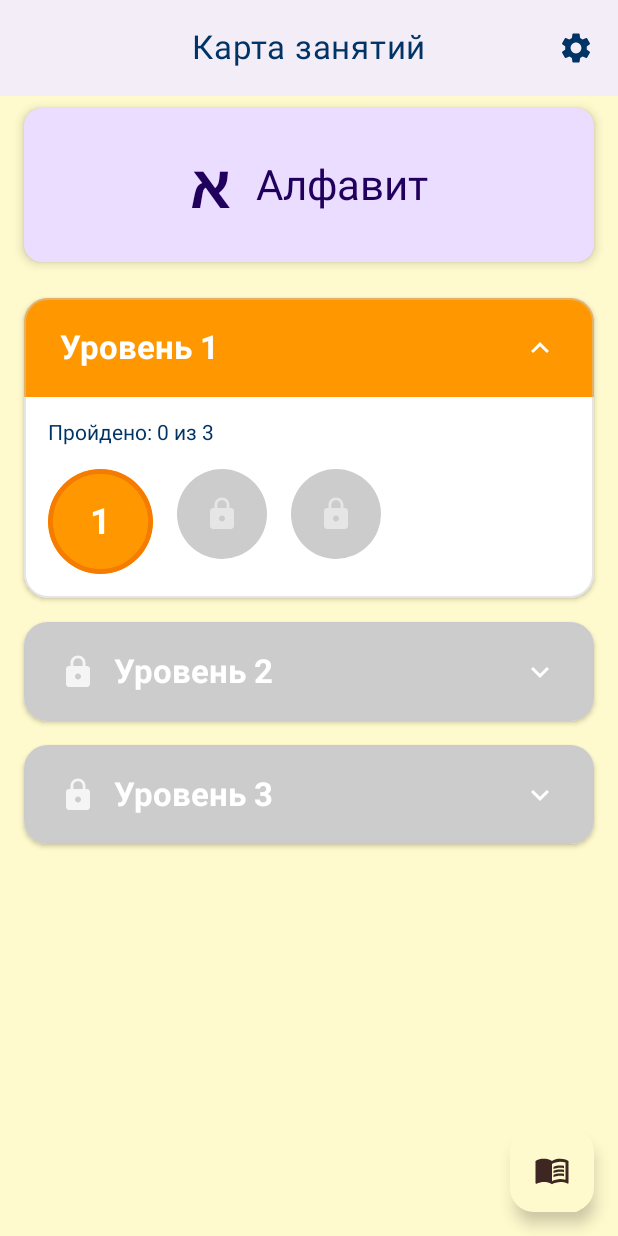
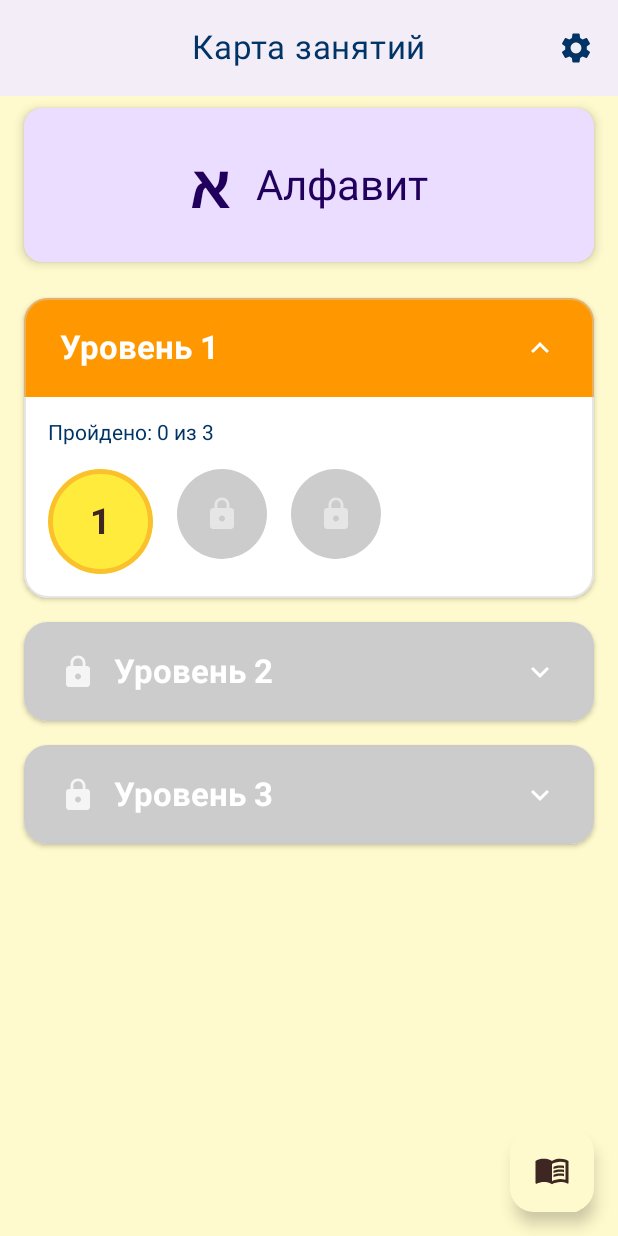
Before and after one commit to vladimirpanonopm/CardPuzzleApp, an Android app built with Jetpack Compose: the screen it shows after launch (MainActivity), on a phone screen of 412 x 824 dp. Run offline under Robolectric (Android 15) with nearby library versions, the phone set to English and light mode, and no system bars; our stand-ins replace Dagger/Hilt's generated code.

Commit message:
внедрил мотивацию по цвету

```diff
--- a/app/src/main/java/com/example/cardpuzzleapp/LevelMapModels.kt
+++ b/app/src/main/java/com/example/cardpuzzleapp/LevelMapModels.kt
@@ -1,30 +1,23 @@
 package com.example.cardpuzzleapp
 
-import java.util.UUID
-
 enum class RoundStatus {
-    LOCKED,     // Серый замок (нельзя нажать)
-    ACTIVE,     // Желтый пульсирующий (текущая цель)
-    COMPLETED   // Зеленый (можно повторить)
+    LOCKED,       // Серый (Закрыто)
+    ACTIVE,       // Желтый (Текущая цель)
+    PERFECT,      // Оранжевый (0 ошибок) - Элита
+    GOOD,         // Зеленый (1-3 ошибки) - Хорошо
+    PASSED        // Салатовый (>3 ошибок) - "Кое-как"
 }
 
-/**
- * Модель одного "Кружка" на карте.
- */
 data class RoundNode(
     val levelId: Int,
     val roundIndex: Int,
     val status: RoundStatus,
-    val label: String // "1", "2" или иконка
+    val label: String
 )
 
-/**
- * Модель целого Уровня (Главы) на карте.
- * Содержит заголовок и список кружков.
- */
 data class LevelMapItem(
     val levelId: Int,
-    val name: String, // "Уровень 1"
+    val name: String,
     val nodes: List<RoundNode>,
-    val isLocked: Boolean // Если true, весь уровень серый
+    val isLocked: Boolean
 )
--- a/app/src/main/java/com/example/cardpuzzleapp/LevelMapScreen.kt
+++ b/app/src/main/java/com/example/cardpuzzleapp/LevelMapScreen.kt
@@ -93,7 +93,7 @@ fun LevelMapScreen(
                 LazyColumn(
                     modifier = Modifier.fillMaxSize(),
                     contentPadding = PaddingValues(bottom = 80.dp),
-                    verticalArrangement = Arrangement.spacedBy(16.dp) // Отступы между уровнями
+                    verticalArrangement = Arrangement.spacedBy(16.dp)
                 ) {
                     item {
                         AlefbetHeader(onClick = onAlefbetClick)
@@ -144,26 +144,25 @@ fun AlefbetHeader(onClick: () -> Unit) {
     }
 }
 
+// Хелпер для проверки, пройден ли раунд (любой успешный статус)
+private fun isCompleted(status: RoundStatus): Boolean {
+    return status == RoundStatus.PERFECT || status == RoundStatus.GOOD || status == RoundStatus.PASSED
+}
+
 @OptIn(ExperimentalLayoutApi::class)
 @Composable
 fun ExpandableLevelSection(
     level: LevelMapItem,
     onRoundClick: (Int, Int) -> Unit
 ) {
-    // Определяем, активен ли уровень (есть ли в нем хоть один желтый или зеленый кружок)
-    // Если уровень заблокирован (серый) - он закрыт по умолчанию.
-    // Если уровень Активен (оранжевый) - он открыт по умолчанию.
     val isLevelActive = !level.isLocked
-
-    // Состояние развернутости (сохраняется при скролле)
     var isExpanded by rememberSaveable { mutableStateOf(isLevelActive) }
 
-    // Цвета заголовка
+    // --- ИСПРАВЛЕНИЕ: Обновленная логика цветов заголовка ---
     val headerColor = when {
         level.isLocked -> Color.LightGray
-        // Если уровень пройден полностью (все зеленые) -> Зеленый заголовок
-        level.nodes.all { it.status == RoundStatus.COMPLETED } -> Color(0xFF4CAF50)
-        // Иначе (в процессе) -> Оранжевый заголовок
+        // Если все раунды имеют любой из статусов "пройдено"
+        level.nodes.all { isCompleted(it.status) } -> Color(0xFF4CAF50)
         else -> Color(0xFFFF9800)
     }
 
@@ -179,7 +178,6 @@ fun ExpandableLevelSection(
         border = BorderStroke(1.dp, Color.LightGray.copy(alpha = 0.5f))
     ) {
         Column {
-            // --- ЗАГОЛОВОК (КНОПКА) ---
             Row(
                 modifier = Modifier
                     .fillMaxWidth()
@@ -201,14 +199,13 @@ fun ExpandableLevelSection(
                     }
 
                     Text(
-                        text = level.name, // "Уровень 1"
+                        text = level.name,
                         style = MaterialTheme.typography.titleLarge,
                         fontWeight = FontWeight.Bold,
                         color = contentColor
                     )
                 }
 
-                // Стрелочка Вверх/Вниз
                 Icon(
                     imageVector = if (isExpanded) Icons.Default.KeyboardArrowUp else Icons.Default.KeyboardArrowDown,
                     contentDescription = null,
@@ -216,15 +213,14 @@ fun ExpandableLevelSection(
                 )
             }
 
-            // --- ВЫПАДАЮЩАЯ ЧАСТЬ (СЕТКА) ---
             AnimatedVisibility(
                 visible = isExpanded,
                 enter = expandVertically(animationSpec = tween(300)) + fadeIn(animationSpec = tween(300)),
                 exit = shrinkVertically(animationSpec = tween(300)) + fadeOut(animationSpec = tween(300))
             ) {
                 Column(modifier = Modifier.padding(16.dp)) {
-                    // Прогресс бар внутри уровня (Опционально, для красоты)
-                    val completedCount = level.nodes.count { it.status == RoundStatus.COMPLETED }
+                    // --- ИСПРАВЛЕНИЕ: Считаем любые пройденные ---
+                    val completedCount = level.nodes.count { isCompleted(it.status) }
                     val totalCount = level.nodes.size
                     val progressText = if (level.isLocked) "Закрыто" else "Пройдено: $completedCount из $totalCount"
 
@@ -260,23 +256,26 @@ fun RoundNodeItem(
     node: RoundNode,
     onClick: () -> Unit
 ) {
+    // Активный кружок чуть больше
     val size = if (node.status == RoundStatus.ACTIVE) 70.dp else 60.dp
     val fontSize = if (node.status == RoundStatus.ACTIVE) 24.sp else 20.sp
 
     val backgroundColor = when (node.status) {
-        RoundStatus.COMPLETED -> Color(0xFF4CAF50) // Зеленый
-        RoundStatus.ACTIVE -> Color(0xFFFF9800)    // Оранжевый
+        RoundStatus.PERFECT -> Color(0xFFFF9800)   // Оранжевый (Золото)
+        RoundStatus.GOOD -> Color(0xFF4CAF50)      // Зеленый
+        RoundStatus.PASSED -> Color(0xFFAED581)    // Салатовый
+        RoundStatus.ACTIVE -> Color(0xFFFFEB3B)    // Желтый (Текущий)
         RoundStatus.LOCKED -> Color.LightGray
     }
 
     val contentColor = when (node.status) {
-        RoundStatus.COMPLETED -> Color.White
-        RoundStatus.ACTIVE -> Color.White
+        RoundStatus.PERFECT, RoundStatus.GOOD -> Color.White
+        RoundStatus.ACTIVE, RoundStatus.PASSED -> StickyNoteText
         RoundStatus.LOCKED -> Color.White
     }
 
     val borderStroke = if (node.status == RoundStatus.ACTIVE) {
-        BorderStroke(3.dp, Color(0xFFF57C00))
+        BorderStroke(3.dp, Color(0xFFFBC02D))
     } else null
 
     Box(
--- a/app/src/main/java/com/example/cardpuzzleapp/LevelMapViewModel.kt
+++ b/app/src/main/java/com/example/cardpuzzleapp/LevelMapViewModel.kt
@@ -29,19 +29,18 @@ class LevelMapViewModel @Inject constructor(
             val metadataList = levelRepository.getLevelsMetadata()
             val mapItems = mutableListOf<LevelMapItem>()
 
-            // Уровень 1 всегда открыт
             var isPreviousLevelFullyCompleted = true
 
             for (meta in metadataList) {
                 val levelId = meta.levelId
                 val totalRounds = meta.totalRounds
 
-                // --- ИСПРАВЛЕНИЕ: Объединяем Completed и Archived ---
-                // Раунд считается "пройденным", если он есть в любом из этих списков
                 val completedSet = progressManager.getCompletedRounds(levelId)
                 val archivedSet = progressManager.getArchivedRounds(levelId)
                 val allPassedRounds = completedSet + archivedSet
-                // ---------------------------------------------------
+
+                // Получаем рекорды
+                val scoresMap = progressManager.getRoundBestErrors(levelId)
 
                 val isLevelUnlocked = isPreviousLevelFullyCompleted
                 val nodes = mutableListOf<RoundNode>()
@@ -52,11 +51,18 @@ class LevelMapViewModel @Inject constructor(
                     val status = if (!isLevelUnlocked) {
                         RoundStatus.LOCKED
                     } else if (isPassed) {
-                        RoundStatus.COMPLETED
+                        // --- ИСПРАВЛЕНИЕ: Честная проверка ошибок для ВСЕХ (включая архив) ---
+                        // Если записи нет (старый сейв), считаем 0 (Perfect)
+                        val errors = scoresMap[i] ?: 0
+
+                        when {
+                            errors == 0 -> RoundStatus.PERFECT // Оранжевый
+                            errors <= 3 -> RoundStatus.GOOD    // Зеленый
+                            else -> RoundStatus.PASSED         // Салатовый
+                        }
+                        // ---------------------------------------------------------------------
                     } else {
-                        // Проверяем, все ли ПРЕДЫДУЩИЕ раунды пройдены (или в архиве)
                         val prevRoundsCompleted = (0 until i).all { allPassedRounds.contains(it) }
-
                         if (prevRoundsCompleted) RoundStatus.ACTIVE else RoundStatus.LOCKED
                     }
 
@@ -75,13 +81,11 @@ class LevelMapViewModel @Inject constructor(
                     isLocked = !isLevelUnlocked
                 ))
 
-                // Для открытия следующего уровня нужно, чтобы ВСЕ раунды текущего были пройдены (или в архиве)
                 isPreviousLevelFullyCompleted = (allPassedRounds.size >= totalRounds) && totalRounds > 0
             }
 
             levels = mapItems
             isLoading = false
-            Log.d(AppDebug.TAG, "LevelMap loaded: ${levels.size} levels")
         }
     }
 }
```
Also changed, not shown: app/src/main/java/com/example/cardpuzzleapp/CardViewModel.kt (+14 -13 lines), app/src/main/java/com/example/cardpuzzleapp/GameProgressManager.kt (+79 -10 lines), app/src/main/java/com/example/cardpuzzleapp/MatchingViewModel.kt (+3 -38 lines).
